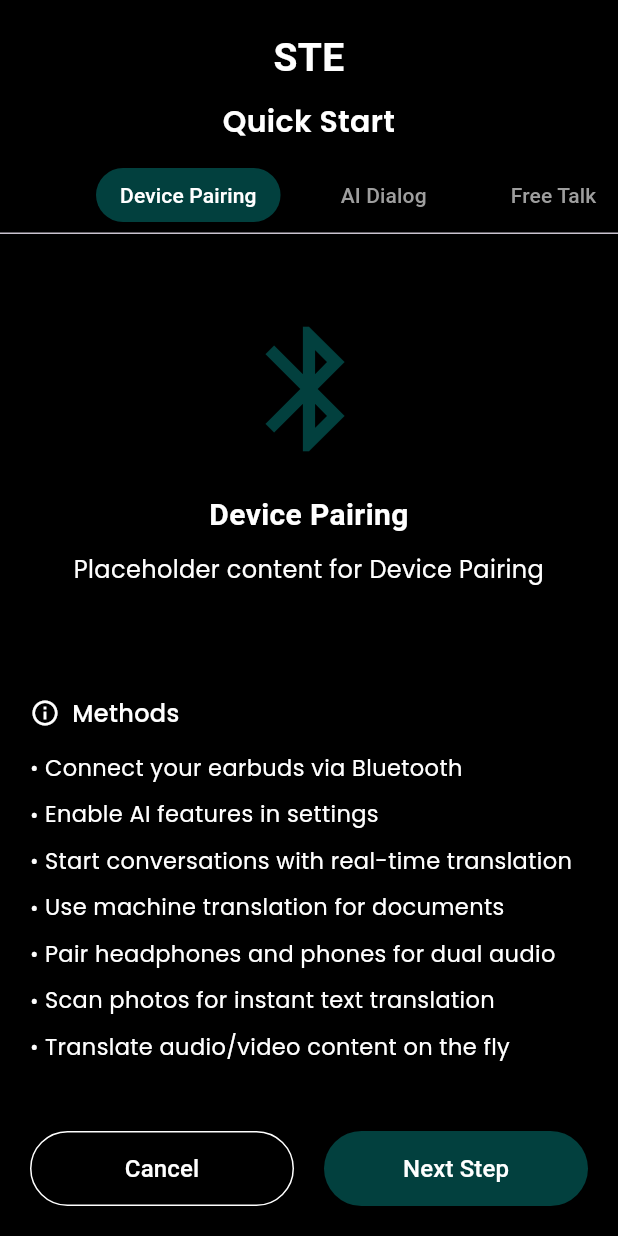
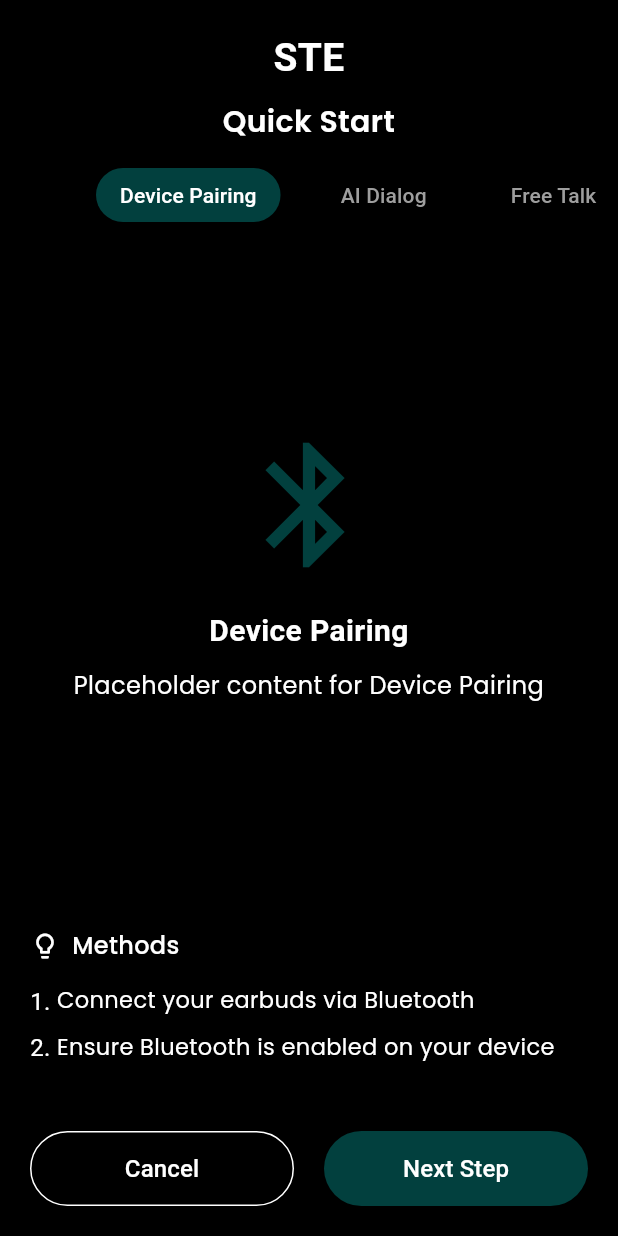
Before and after one commit to AleeXraxa/STE, a Flutter app: the screen it shows after launch, on a phone screen of 412 x 824 dp. Run offline on Flutter 3.47's test engine with Material 3 defaults, Android fonts, the phone set to English and light mode, and no system bars; our stand-ins replace get, google_fonts.

Commit message:
splash and onboarding done

```diff
--- a/lib/views/home/onboarding_view.dart
+++ b/lib/views/home/onboarding_view.dart
@@ -24,14 +24,35 @@ class _OnboardingViewState extends State<OnboardingView>
     'Audio Or Video Translation',
   ];
 
-  final List<String> methods = [
+  final List<List<String>> methods = [
+    [
       'Connect your earbuds via Bluetooth',
+      'Ensure Bluetooth is enabled on your device',
+    ],
+    [
       'Enable AI features in settings',
+      'Grant microphone and speech recognition permissions',
+    ],
+    [
       'Start conversations with real-time translation',
+      'Select source and target languages',
+    ],
+    [
       'Use machine translation for documents',
+      'Upload or paste text for translation',
+    ],
+    [
       'Pair headphones and phones for dual audio',
+      'Connect both devices simultaneously',
+    ],
+    [
       'Scan photos for instant text translation',
+      'Point camera at text and capture',
+    ],
+    [
       'Translate audio/video content on the fly',
+      'Play media and select translation option',
+    ],
   ];
 
   @override
@@ -92,9 +113,11 @@ class _OnboardingViewState extends State<OnboardingView>
                 controller: _tabController,
                 isScrollable: true,
                 indicator: BoxDecoration(),
+                dividerColor: Colors.transparent,
                 labelColor: AppConstants.textColor,
                 unselectedLabelColor: Colors.grey,
                 labelPadding: EdgeInsets.symmetric(horizontal: 12),
+                padding: EdgeInsets.zero,
                 tabs: tabs
                     .map(
                       (tab) => Container(
@@ -130,7 +153,7 @@ class _OnboardingViewState extends State<OnboardingView>
                   Row(
                     children: [
                       Icon(
-                        Icons.info_outline,
+                        Icons.lightbulb_outline,
                         color: AppConstants.textColor,
                         size: 20,
                       ),
@@ -146,14 +169,14 @@ class _OnboardingViewState extends State<OnboardingView>
                     ],
                   ),
                   SizedBox(height: 10),
-                  ...methods.map(
-                    (method) => Padding(
+                  ...methods[_currentTabIndex].asMap().entries.map(
+                    (entry) => Padding(
                       padding: const EdgeInsets.symmetric(vertical: 4.0),
                       child: Row(
                         crossAxisAlignment: CrossAxisAlignment.start,
                         children: [
                           Text(
-                            '• ',
+                            '${entry.key + 1}. ',
                             style: TextStyle(
                               color: AppConstants.textColor,
                               fontSize: 16,
@@ -161,7 +184,7 @@ class _OnboardingViewState extends State<OnboardingView>
                           ),
                           Expanded(
                             child: Text(
-                              method,
+                              entry.value,
                               style: GoogleFonts.poppins(
                                 fontSize: 15,
                                 color: AppConstants.textColor,
@@ -202,9 +225,17 @@ class _OnboardingViewState extends State<OnboardingView>
                   SizedBox(width: 20),
                   Expanded(
                     child: ElevatedButton(
-                      onPressed: () => Get.toNamed(AppRoutes.onboarding2),
+                      onPressed: () {
+                        if (_currentTabIndex < tabs.length - 1) {
+                          _tabController.animateTo(_currentTabIndex + 1);
+                        } else {
+                          Get.toNamed(AppRoutes.onboarding2);
+                        }
+                      },
                       child: Text(
-                        'Next Step',
+                        _currentTabIndex == tabs.length - 1
+                            ? 'Get Started'
+                            : 'Next Step',
                         style: TextStyle(
                           color: AppConstants.textColor,
                           fontSize: 16,
```
Lines whose indentation alone changed are shown as unchanged.
